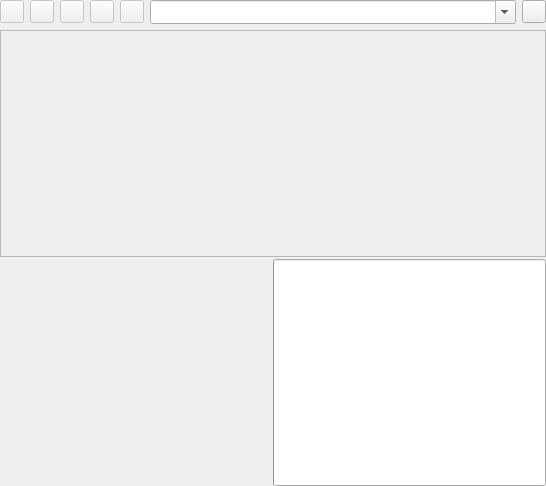
The window that miniwebbrowser.ui (qmc2/qmc2-mame-fe) describes before a commit, drawn with Qt 5.
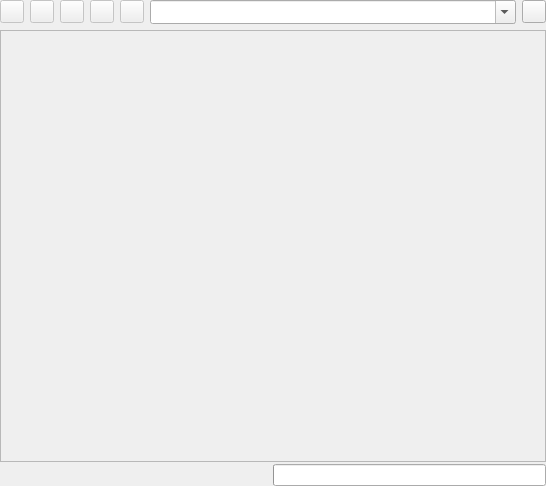
The same window after the commit. Icons and pictures are not drawn.

```diff
--- a/miniwebbrowser.ui
+++ b/miniwebbrowser.ui
@@ -187,6 +187,12 @@
      </item>
      <item row="0" column="0" colspan="2">
       <widget class="QFrame" name="frameBrowser">
+       <property name="sizePolicy">
+        <sizepolicy hsizetype="Preferred" vsizetype="Expanding">
+         <horstretch>0</horstretch>
+         <verstretch>0</verstretch>
+        </sizepolicy>
+       </property>
        <property name="frameShape">
         <enum>QFrame::StyledPanel</enum>
        </property>
```
